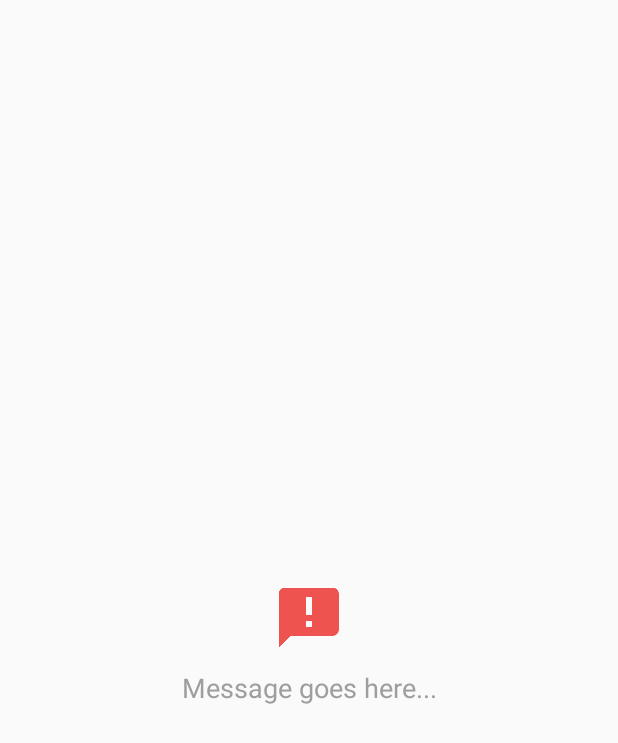
After one commit to ArthurSav/EasyOverlay, an Android app: the layout layout_empty.xml on its own in the app's theme, with its tools: preview values and no code run, on a phone screen of 412 x 824 dp. The commit adds this screen. Shown: the top 743 px of the screen. Run offline under Robolectric (Android 15) with nearby library versions, the phone set to English and light mode, and no system bars.

Commit message:
- Added specialized overlay for recycler views

```diff
--- a/build.gradle
+++ b/build.gradle
@@ -16,4 +16,10 @@ allprojects {
     repositories {
         jcenter()
     }
+
+    repositories {
+        maven {
+            url "https://jitpack.io"
+        }
+    }
 }
--- a/easyoverlay/build.gradle
+++ b/easyoverlay/build.gradle
@@ -18,11 +18,13 @@ android {
     }
 }
 
+
+
 dependencies {
 
     compile fileTree(dir: 'libs', include: ['*.jar'])
     compile 'com.android.support:appcompat-v7:22.2.0'
 
     compile "com.github.andkulikov:transitions-everywhere:1.4.0"
-
+    compile 'com.github.c0nnector:easyrecyclerview:1.6.1'
 }
--- /dev/null
+++ b/easyoverlay/src/main/res/layout/layout_empty.xml
@@ -0,0 +1,27 @@
+<?xml version="1.0" encoding="utf-8"?>
+<RelativeLayout xmlns:android="http://schemas.android.com/apk/res/android"
+    android:layout_width="match_parent"
+    android:layout_height="match_parent"
+    xmlns:tools="http://schemas.android.com/tools">
+
+    <ImageView
+        android:layout_width="wrap_content"
+        android:layout_height="wrap_content"
+        android:id="@+id/imgError"
+        tools:src="@drawable/ic_announcement_red_400_48dp"
+        android:layout_centerVertical="true"
+        android:layout_centerHorizontal="true" />
+
+    <TextView
+        android:layout_width="match_parent"
+        android:layout_height="wrap_content"
+        android:textAppearance="?android:attr/textAppearanceMedium"
+        android:text="Message goes here..."
+        android:id="@+id/txtError"
+        android:layout_below="@+id/imgError"
+        android:layout_centerHorizontal="true"
+        android:gravity="center"
+        android:padding="10dp"
+        android:textColor="#9E9E9E" />
+
+</RelativeLayout>
--- a/sample/src/main/AndroidManifest.xml
+++ b/sample/src/main/AndroidManifest.xml
@@ -9,8 +9,8 @@
         android:theme="@style/AppTheme" >
         <activity
             android:name=".MainActivity"
-            android:theme="@style/Theme.AppCompat.Light.NoActionBar"
-            android:label="@string/app_name" >
+            android:label="@string/app_name"
+            android:theme="@style/Theme.AppCompat.Light.NoActionBar" >
             <intent-filter>
                 <action android:name="android.intent.action.MAIN" />
 
--- a/sample/src/main/java/io/c0nnector/sample/easyoverlay/MainActivity.java
+++ b/sample/src/main/java/io/c0nnector/sample/easyoverlay/MainActivity.java
@@ -36,6 +36,7 @@ public class MainActivity extends AppCompatActivity {
         super.onCreate(savedInstanceState);
         setContentView(R.layout.activity_main);
         ButterKnife.inject(this);
+
     }
 
 
--- a/sample/src/main/res/values/strings.xml
+++ b/sample/src/main/res/values/strings.xml
@@ -3,4 +3,5 @@
 
     <string name="hello_world">Hello world!</string>
     <string name="action_settings">Settings</string>
+    <string name="title_activity_activity_list_overlay">ActivityListOverlay</string>
 </resources>
```
Also changed, not shown: easyoverlay/src/main/java/io/c0nnector/easyoverlay/RelativeListOverlay.java (added, +127 -0 lines), easyoverlay/src/main/java/io/c0nnector/easyoverlay/RelativeOverlay.java (+7 -0 lines), easyoverlay/src/main/java/io/c0nnector/easyoverlay/views/ViewEmpty.java (added, +31 -0 lines), easyoverlay/src/main/res/layout/layout_list_overlay.xml (added, +16 -0 lines), sample/src/main/java/io/c0nnector/sample/easyoverlay/ListItem.java (added, +17 -0 lines), sample/src/main/res/menu/menu_activity_list_overlay.xml (added, +7 -0 lines), 1 other file.
